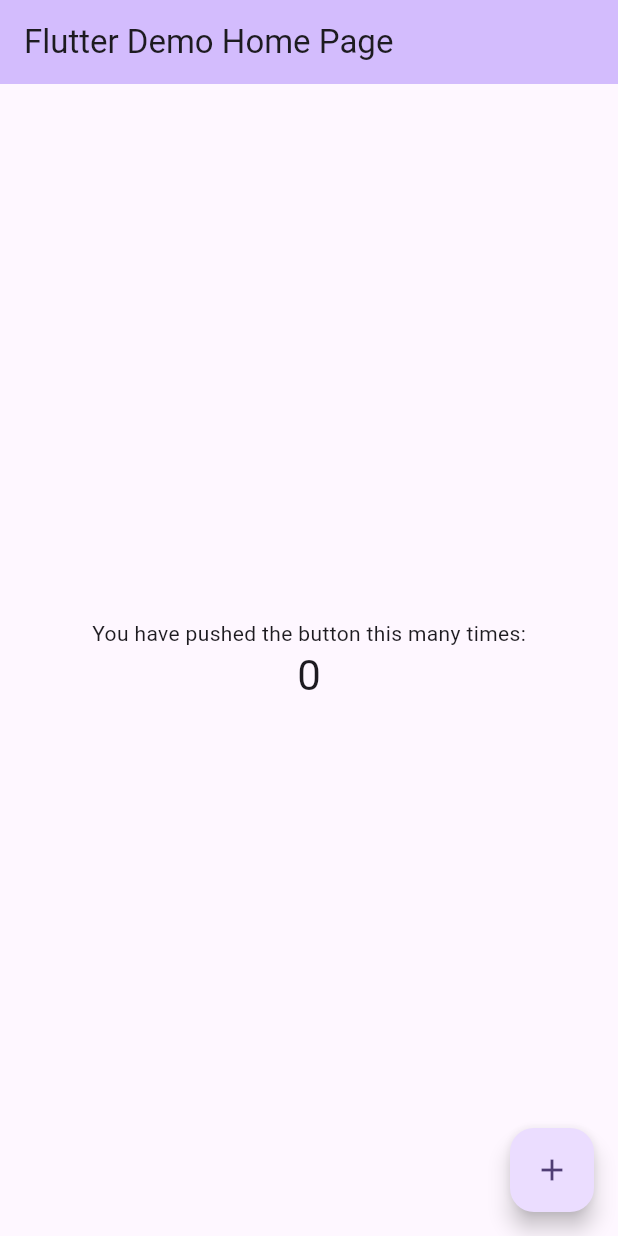
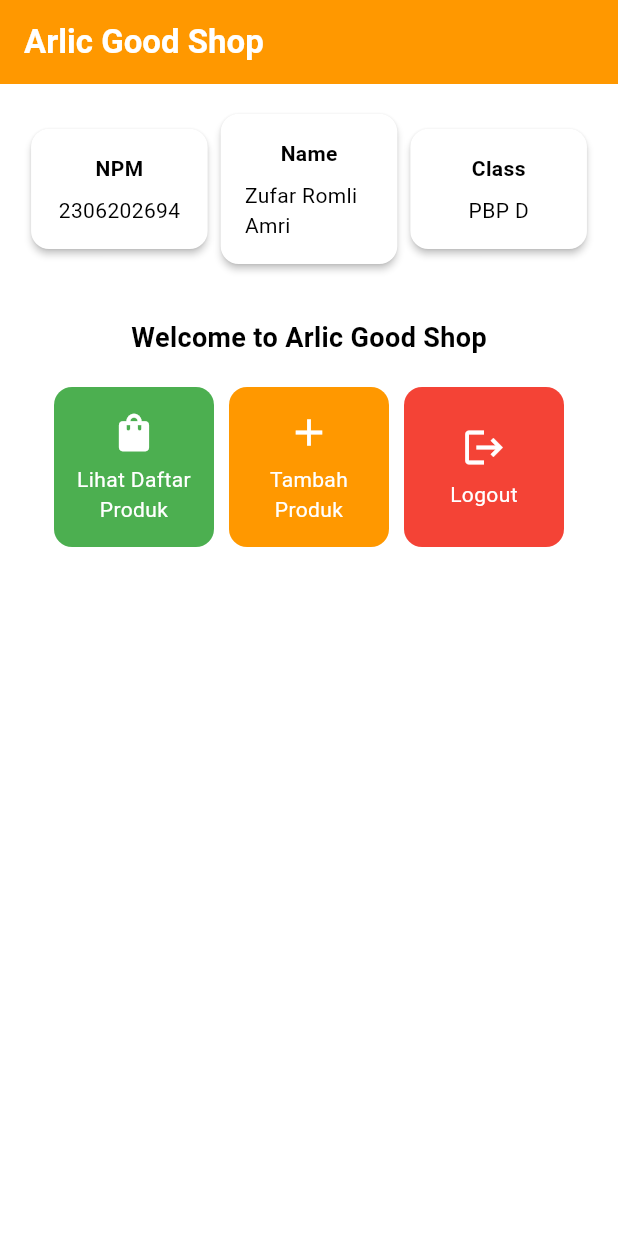
Before and after one commit to zufarra/arlic-good-shop-mobile, a Flutter app: the screen it shows after launch, on a phone screen of 412 x 824 dp. Run offline on Flutter 3.47's test engine with Material 3 defaults, Android fonts, the phone set to English and light mode, and no system bars.

Commit message:
Menyelesaikan Tugas 7

```diff
--- a/arlicgoodshop/lib/main.dart
+++ b/arlicgoodshop/lib/main.dart
@@ -1,4 +1,5 @@
 import 'package:flutter/material.dart';
+import 'package:arlicgoodshop/menu.dart';
 
 void main() {
   runApp(const MyApp());
@@ -11,7 +12,7 @@
   @override
   Widget build(BuildContext context) {
     return MaterialApp(
-      title: 'Flutter Demo',
+      title: 'Arlic Good Shop',
       theme: ThemeData(
         // This is the theme of your application.
         //
@@ -28,98 +29,12 @@
         //
         // This works for code too, not just values: Most code changes can be
         // tested with just a hot reload.
-        colorScheme: ColorScheme.fromSeed(seedColor: Colors.deepPurple),
+        colorScheme: ColorScheme.fromSwatch(
+          primarySwatch: Colors.orange,
+        ).copyWith(secondary: Colors.orange[600]),
         useMaterial3: true,
       ),
-      home: const MyHomePage(title: 'Flutter Demo Home Page'),
+      home: MyHomePage(),
     );
   }
 }
-
-class MyHomePage extends StatefulWidget {
-  const MyHomePage({super.key, required this.title});
-
-  // This widget is the home page of your application. It is stateful, meaning
-  // that it has a State object (defined below) that contains fields that affect
-  // how it looks.
-
-  // This class is the configuration for the state. It holds the values (in this
-  // case the title) provided by the parent (in this case the App widget) and
-  // used by the build method of the State. Fields in a Widget subclass are
-  // always marked "final".
-
-  final String title;
-
-  @override
-  State<MyHomePage> createState() => _MyHomePageState();
-}
-
-class _MyHomePageState extends State<MyHomePage> {
-  int _counter = 0;
-
-  void _incrementCounter() {
-    setState(() {
-      // This call to setState tells the Flutter framework that something has
-      // changed in this State, which causes it to rerun the build method below
-      // so that the display can reflect the updated values. If we changed
-      // _counter without calling setState(), then the build method would not be
-      // called again, and so nothing would appear to happen.
-      _counter++;
-    });
-  }
-
-  @override
-  Widget build(BuildContext context) {
-    // This method is rerun every time setState is called, for instance as done
-    // by the _incrementCounter method above.
-    //
-    // The Flutter framework has been optimized to make rerunning build methods
-    // fast, so that you can just rebuild anything that needs updating rather
-    // than having to individually change instances of widgets.
-    return Scaffold(
-      appBar: AppBar(
-        // TRY THIS: Try changing the color here to a specific color (to
-        // Colors.amber, perhaps?) and trigger a hot reload to see the AppBar
-        // change color while the other colors stay the same.
-        backgroundColor: Theme.of(context).colorScheme.inversePrimary,
-        // Here we take the value from the MyHomePage object that was created by
-        // the App.build method, and use it to set our appbar title.
-        title: Text(widget.title),
-      ),
-      body: Center(
-        // Center is a layout widget. It takes a single child and positions it
-        // in the middle of the parent.
-        child: Column(
-          // Column is also a layout widget. It takes a list of children and
-          // arranges them vertically. By default, it sizes itself to fit its
-          // children horizontally, and tries to be as tall as its parent.
-          //
-          // Column has various properties to control how it sizes itself and
-          // how it positions its children. Here we use mainAxisAlignment to
-          // center the children vertically; the main axis here is the vertical
-          // axis because Columns are vertical (the cross axis would be
-          // horizontal).
-          //
-          // TRY THIS: Invoke "debug painting" (choose the "Toggle Debug Paint"
-          // action in the IDE, or press "p" in the console), to see the
-          // wireframe for each widget.
-          mainAxisAlignment: MainAxisAlignment.center,
-          children: <Widget>[
-            const Text(
-              'You have pushed the button this many times:',
-            ),
-            Text(
-              '$_counter',
-              style: Theme.of(context).textTheme.headlineMedium,
-            ),
-          ],
-        ),
-      ),
-      floatingActionButton: FloatingActionButton(
-        onPressed: _incrementCounter,
-        tooltip: 'Increment',
-        child: const Icon(Icons.add),
-      ), // This trailing comma makes auto-formatting nicer for build methods.
-    );
-  }
-}
--- /dev/null
+++ b/arlicgoodshop/lib/menu.dart
@@ -0,0 +1,176 @@
+import 'package:flutter/material.dart';
+
+class MyHomePage extends StatelessWidget {
+  final String npm = '2306202694'; // NPM
+  final String name = 'Zufar Romli Amri'; // Nama
+  final String className = 'PBP D'; // Kelas
+  final List<ItemHomepage> items = [
+    ItemHomepage("Lihat Daftar Produk", Icons.shopping_bag, Colors.green),
+    ItemHomepage("Tambah Produk", Icons.add, Colors.orange),
+    ItemHomepage("Logout", Icons.logout, Colors.red),
+  ];
+  MyHomePage({super.key});
+  @override
+  Widget build(BuildContext context) {
+    // Scaffold menyediakan struktur dasar halaman dengan AppBar dan body.
+    return Scaffold(
+      // AppBar adalah bagian atas halaman yang menampilkan judul.
+      appBar: AppBar(
+        // Judul aplikasi "Arlic Good Shop" dengan teks putih dan tebal.
+        title: const Text(
+          'Arlic Good Shop',
+          style: TextStyle(
+            color: Colors.white,
+            fontWeight: FontWeight.bold,
+          ),
+        ),
+        // Warna latar belakang AppBar diambil dari skema warna tema aplikasi.
+        backgroundColor: Theme.of(context).colorScheme.primary,
+      ),
+      // Body halaman dengan padding di sekelilingnya.
+      body: Padding(
+        padding: const EdgeInsets.all(16.0),
+        // Menyusun widget secara vertikal dalam sebuah kolom.
+        child: Column(
+          crossAxisAlignment: CrossAxisAlignment.center,
+          children: [
+            // Row untuk menampilkan 3 InfoCard secara horizontal.
+            Row(
+              mainAxisAlignment: MainAxisAlignment.spaceEvenly,
+              children: [
+                InfoCard(title: 'NPM', content: npm),
+                InfoCard(title: 'Name', content: name),
+                InfoCard(title: 'Class', content: className),
+              ],
+            ),
+
+            // Memberikan jarak vertikal 16 unit.
+            const SizedBox(height: 16.0),
+
+            // Menempatkan widget berikutnya di tengah halaman.
+            Center(
+              child: Column(
+                // Menyusun teks dan grid item secara vertikal.
+
+                children: [
+                  // Menampilkan teks sambutan dengan gaya tebal dan ukuran 18.
+                  const Padding(
+                    padding: EdgeInsets.only(top: 16.0),
+                    child: Text(
+                      'Welcome to Arlic Good Shop',
+                      style: TextStyle(
+                        fontWeight: FontWeight.bold,
+                        fontSize: 18.0,
+                      ),
+                    ),
+                  ),
+
+                  // Grid untuk menampilkan ItemCard dalam bentuk grid 3 kolom.
+                  GridView.count(
+                    primary: true,
+                    padding: const EdgeInsets.all(20),
+                    crossAxisSpacing: 10,
+                    mainAxisSpacing: 10,
+                    crossAxisCount: 3,
+                    // Agar grid menyesuaikan tinggi kontennya.
+                    shrinkWrap: true,
+
+                    // Menampilkan ItemCard untuk setiap item dalam list items.
+                    children: items.map((ItemHomepage item) {
+                      return ItemCard(item);
+                    }).toList(),
+                  ),
+                ],
+              ),
+            ),
+          ],
+        ),
+      ),
+    );
+  }
+}
+
+class InfoCard extends StatelessWidget {
+  // Kartu informasi yang menampilkan title dan content.
+
+  final String title; // Judul kartu.
+  final String content; // Isi kartu.
+
+  const InfoCard({super.key, required this.title, required this.content});
+
+  @override
+  Widget build(BuildContext context) {
+    return Card(
+      // Membuat kotak kartu dengan bayangan dibawahnya.
+      elevation: 2.0,
+      child: Container(
+        // Mengatur ukuran dan jarak di dalam kartu.
+        width: MediaQuery.of(context).size.width /
+            3.5, // menyesuaikan dengan lebar device yang digunakan.
+        padding: const EdgeInsets.all(16.0),
+        // Menyusun title dan content secara vertikal.
+        child: Column(
+          children: [
+            Text(
+              title,
+              style: const TextStyle(fontWeight: FontWeight.bold),
+            ),
+            const SizedBox(height: 8.0),
+            Text(content),
+          ],
+        ),
+      ),
+    );
+  }
+}
+
+class ItemHomepage {
+  final String name;
+  final IconData icon;
+  final Color color;
+  ItemHomepage(this.name, this.icon, this.color);
+}
+
+class ItemCard extends StatelessWidget {
+  final ItemHomepage item;
+
+  const ItemCard(this.item, {super.key});
+
+  @override
+  Widget build(BuildContext context) {
+    return Material(
+      // Menggunakan warna spesifik dari item.
+      color: item.color,
+      borderRadius: BorderRadius.circular(12),
+      child: InkWell(
+        onTap: () {
+          ScaffoldMessenger.of(context)
+            ..hideCurrentSnackBar()
+            ..showSnackBar(SnackBar(
+                content: Text("Kamu telah menekan tombol ${item.name}!")));
+        },
+        child: Container(
+          padding: const EdgeInsets.all(8),
+          child: Center(
+            child: Column(
+              mainAxisAlignment: MainAxisAlignment.center,
+              children: [
+                Icon(
+                  item.icon,
+                  color: Colors.white,
+                  size: 30.0,
+                ),
+                const Padding(padding: EdgeInsets.all(3)),
+                Text(
+                  item.name,
+                  textAlign: TextAlign.center,
+                  style: const TextStyle(color: Colors.white),
+                ),
+              ],
+            ),
+          ),
+        ),
+      ),
+    );
+  }
+}
```
Also changed, not shown: 1 other file.
